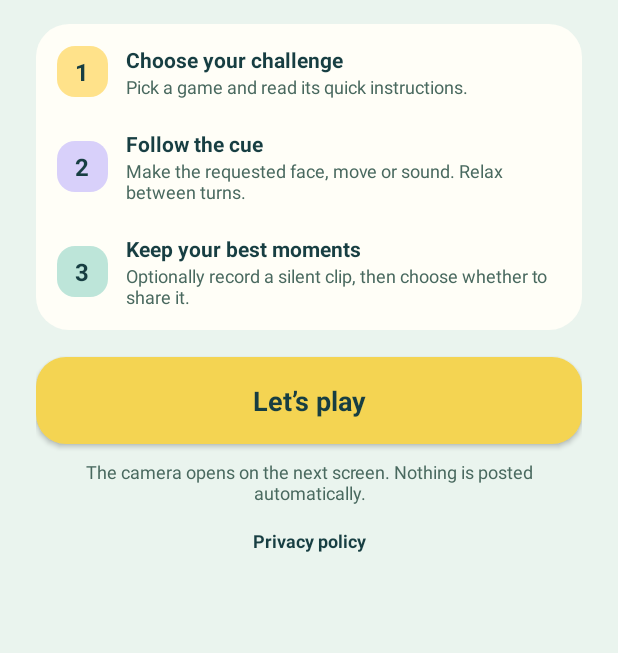
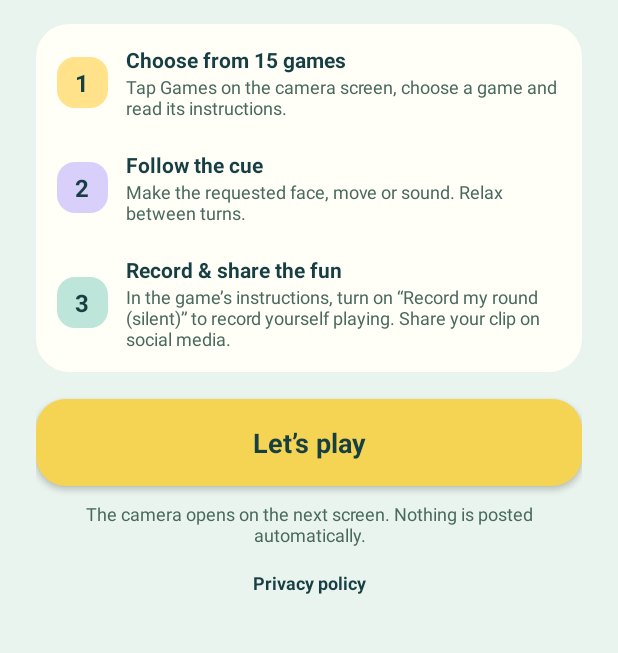
Before and after one commit to Topreach/facechaos, an Android app: the screen it shows after launch (WelcomeActivity), on a phone screen of 412 x 824 dp, the part 551-1204 px from its top. Run offline under Robolectric (Android 15) with nearby library versions, the light colour scheme and no system bars.

Commit message:
Clarify game selection and social recording instructions on home

```diff
--- a/android-app/app/build.gradle
+++ b/android-app/app/build.gradle
@@ -14,8 +14,8 @@ android {
         applicationId 'com.facechaos.mobile'
         minSdk 26
         targetSdk 36
-        versionCode 57
-        versionName '0.21.0-setup.3'
+        versionCode 58
+        versionName '0.21.0-setup.4'
         testInstrumentationRunner 'com.facechaos.mobile.SceneCheck'
     }
     signingConfigs {
--- a/android-app/app/src/main/java/com/facechaos/mobile/WelcomeActivity.java
+++ b/android-app/app/src/main/java/com/facechaos/mobile/WelcomeActivity.java
@@ -62,7 +62,8 @@ final class WelcomePanel extends FrameLayout {
  private void step(LinearLayout parent,String number,int title,int note,int color){
   LinearLayout row=new LinearLayout(getContext());row.setGravity(Gravity.CENTER_VERTICAL);row.setPadding(0,dp(10),0,dp(10));
   TextView badge=text(number,16,0xFF173E42,true);badge.setGravity(Gravity.CENTER);badge.setBackground(shape(color,12));row.addView(badge,new LinearLayout.LayoutParams(dp(34),dp(34)));
-  LinearLayout copy=new LinearLayout(getContext());copy.setOrientation(LinearLayout.VERTICAL);copy.setPaddingRelative(dp(12),0,0,0);copy.addView(text(getResources().getString(title),14,0xFF173E42,true));copy.addView(text(getResources().getString(note),12,0xFF49695F,false));row.addView(copy,new LinearLayout.LayoutParams(0,-2,1));parent.addView(row);
+  String explanation=note==R.string.fc_home_record_note?getResources().getString(note,getResources().getString(R.string.fc_record_round)):getResources().getString(note);
+  LinearLayout copy=new LinearLayout(getContext());copy.setOrientation(LinearLayout.VERTICAL);copy.setPaddingRelative(dp(12),0,0,0);copy.addView(text(getResources().getString(title),14,0xFF173E42,true));copy.addView(text(explanation,12,0xFF49695F,false));row.addView(copy,new LinearLayout.LayoutParams(0,-2,1));parent.addView(row);
  }
  private TextView text(String value,int size,int color,boolean bold){TextView label=new TextView(getContext());label.setText(value);label.setTextSize(size);label.setTextColor(color);if(bold)label.setTypeface(null,Typeface.BOLD);return label;}
  private Button button(String label,int color){Button button=new Button(getContext());button.setText(label);button.setAllCaps(false);button.setTextColor(0xFF173E42);button.setTypeface(null,Typeface.BOLD);button.setBackground(shape(color,20));button.setBackgroundTintList(null);button.setPadding(dp(16),dp(8),dp(16),dp(8));return button;}
--- a/android-app/app/src/main/res/values/strings.xml
+++ b/android-app/app/src/main/res/values/strings.xml
@@ -148,12 +148,12 @@
     <string name="fc_face_squeeze">Scrunch your face briefly</string>
     <string name="fc_home_title">Make a face.\nMake your move.</string>
     <string name="fc_home_intro">Welcome to Face Chaos: playful mini-games over your selfie, controlled by expressions, head movement and sound.</string>
-    <string name="fc_home_choose">Choose your challenge</string>
-    <string name="fc_home_choose_note">Pick a game and read its quick instructions.</string>
+    <string name="fc_home_choose">Choose from 15 games</string>
+    <string name="fc_home_choose_note">Tap Games on the camera screen, choose a game and read its instructions.</string>
     <string name="fc_home_follow">Follow the cue</string>
     <string name="fc_home_follow_note">Make the requested face, move or sound. Relax between turns.</string>
-    <string name="fc_home_record">Keep your best moments</string>
-    <string name="fc_home_record_note">Optionally record a silent clip, then choose whether to share it.</string>
+    <string name="fc_home_record">Record &amp; share the fun</string>
+    <string name="fc_home_record_note">In the game’s instructions, turn on “%1$s” to record yourself playing. Share your clip on social media.</string>
     <string name="fc_home_start">Let’s play</string>
     <string name="fc_home_privacy_note">The camera opens on the next screen. Nothing is posted automatically.</string>
 </resources>
```
Also changed, not shown: android-app/app/src/main/java/com/facechaos/mobile/AppText.java (+4 -4 lines), 7 other files.
